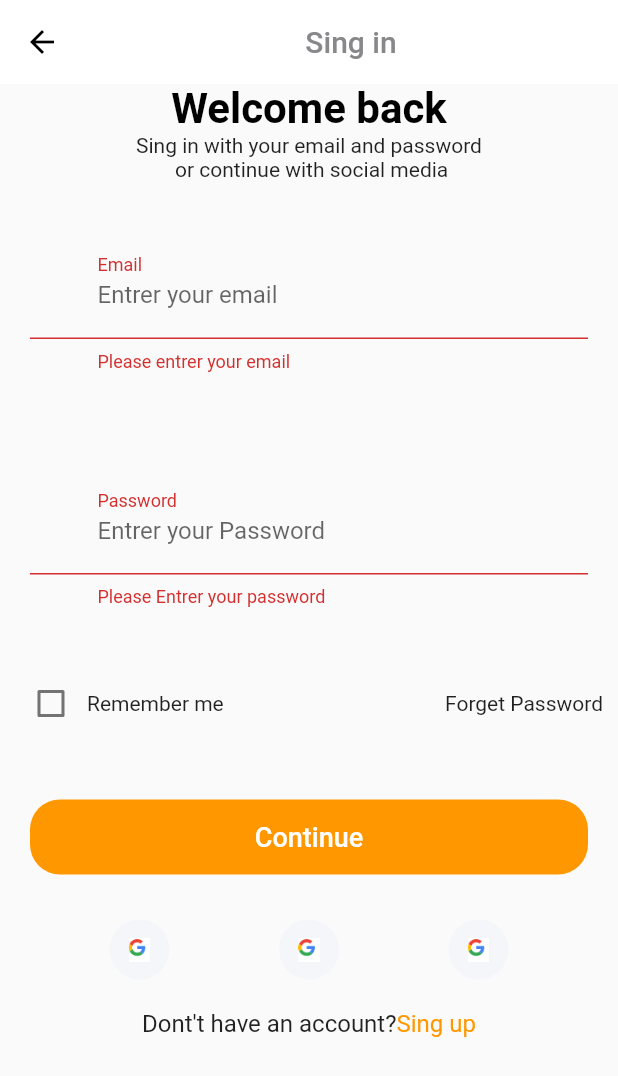
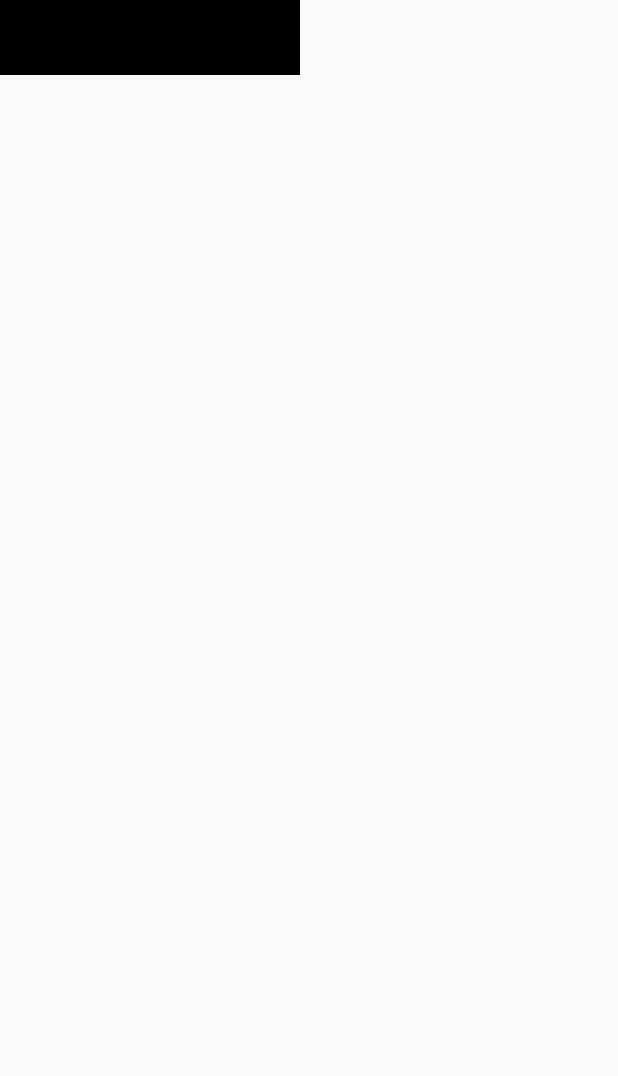
Before and after one commit to alafezai/E_CommerceFlutter, a Flutter app: the SinginScreen screen opened by its route, after a tap on "Continue", on a phone screen of 412 x 824 dp. Shown: the top 1076 px of the screen. Run offline on Flutter 3.47's test engine with Material 2 defaults, Android fonts, the phone set to English and light mode, and no system bars.

Commit message:
add create home screen file and composant

```diff
--- /dev/null
+++ b/lib/home/composent/body.dart
@@ -0,0 +1,25 @@
+import 'package:flutter/material.dart';
+
+class Body extends StatelessWidget {
+  const Body({Key? key}) : super(key: key);
+  @override
+  Widget build(BuildContext context) {
+    return SafeArea(
+      child: SingleChildScrollView(
+        child: Column(
+          children: [
+            Row(
+              children: [
+                Container(
+                  width: 200,
+                  height: 50,
+                  color: Colors.black,
+                )
+              ],
+            )
+          ],
+        ),
+      ),
+    );
+  }
+}
--- a/lib/home/homeScreen.dart
+++ b/lib/home/homeScreen.dart
@@ -0,0 +1,32 @@
+import 'package:flutter/material.dart';
+
+import 'composent/body.dart';
+
+class HomeScrennn extends StatefulWidget {
+  const HomeScrennn({Key? key}) : super(key: key);
+  static String routeName = "/Home";
+  @override
+  _HomeScrennnState createState() => _HomeScrennnState();
+}
+
+class _HomeScrennnState extends State<HomeScrennn> {
+  @override
+  Widget build(BuildContext context) {
+    return const Scaffold(
+      body: Body(),
+    );
+  }
+}
+
+// class HomeScreen extends StatelessWidget {
+//   static String routeName = "/Home";
+
+//   const HomeScreen({Key? key}) : super(key: key);
+//   @override
+//   Widget build(BuildContext context) {
+//     // ignore: prefer_const_constructors
+//     return Scaffold(
+//       const Body(),
+//     );
+//   }
+//}
--- a/lib/routes.dart
+++ b/lib/routes.dart
@@ -1,3 +1,5 @@
+import 'package:ecommerce/home/composent/body.dart';
+import 'package:ecommerce/home/homeScreen.dart';
 import 'package:flutter/cupertino.dart';
 import 'package:ecommerce/singupin/forgetpasswordscreen.dart';
 import 'package:ecommerce/singupin/singin.dart';
@@ -7,4 +9,6 @@ final Map<String, WidgetBuilder> routes = {
   SinginScreen.routeName: (context) => SinginScreen(),
 // ignore: prefer_const_constructors
   forgetPASSS.routeName: (context) => forgetPASSS(),
+  // ignore: prefer_const_constructors
+  HomeScrennn.routeName: (context) => HomeScrennn(),
 };
--- a/lib/singupin/singin.dart
+++ b/lib/singupin/singin.dart
@@ -1,5 +1,7 @@
 // ignore_for_file: prefer_const_constructors, non_constant_identifier_names, avoid_types_as_parameter_names
 
+import 'package:ecommerce/home/composent/body.dart';
+import 'package:ecommerce/home/homeScreen.dart';
 import 'package:ecommerce/singupin/forgetpasswordscreen.dart';
 import 'package:flutter/material.dart';
 
@@ -125,11 +127,8 @@ class _forminpuState extends State<forminpu> {
                       shape: RoundedRectangleBorder(
                           borderRadius: BorderRadius.circular(20)),
                       color: Colors.orange,
-                      onPressed: () {
-                        if (_formkey.currentState!.validate()) {
-                          _formkey.currentState!.save();
-                        }
-                      },
+                      onPressed: () =>
+                          Navigator.pushNamed(context, HomeScrennn.routeName),
                       child: Text(
                         "Continue",
                         style: TextStyle(fontSize: 18, color: Colors.white),
```
